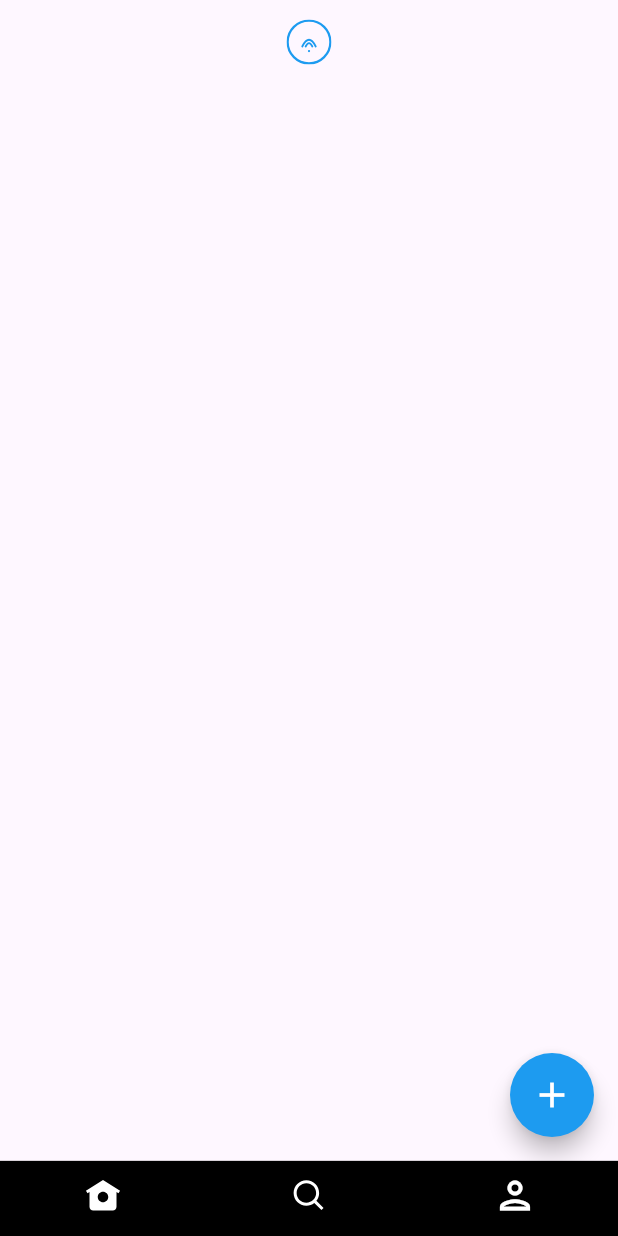
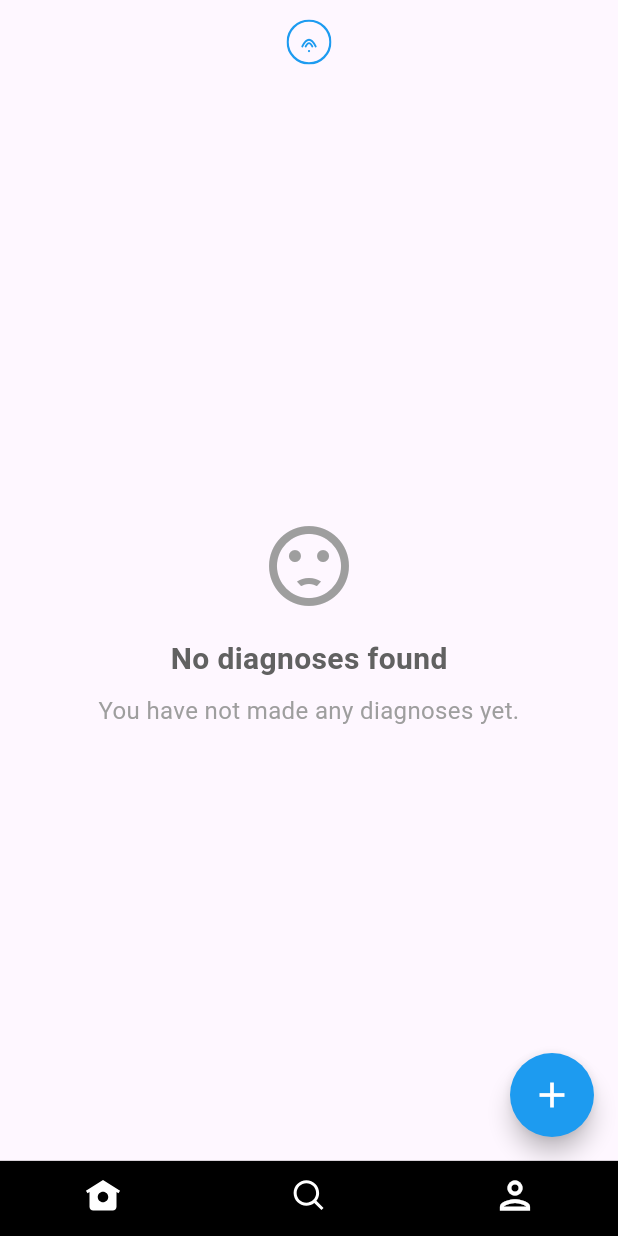
Before and after one commit to ahmedsilinii/breathing_analysis_app, a Flutter app: the HomeView screen opened directly, on a phone screen of 412 x 824 dp. Run offline on Flutter 3.47's test engine with Material 3 defaults, Android fonts, the light colour scheme and no system bars; our stand-ins replace appwrite, file_picker, flutter_dotenv, flutter_riverpod, flutter_svg, font_awesome_flutter and 2 more; missing offline and left inert: record; statements that could not run were skipped.

Commit message:
refactored code

```diff
--- a/lib/constants/ui_constants.dart
+++ b/lib/constants/ui_constants.dart
@@ -1,5 +1,5 @@
 import 'package:breathing_analysis_app/constants/constants.dart';
-import 'package:breathing_analysis_app/features/diagnosis/widgets/diagnoses_list.dart';
+import 'package:breathing_analysis_app/features/diagnosis/views/diagnoses_list.dart';
 import 'package:breathing_analysis_app/theme/palette.dart';
 import 'package:flutter/material.dart';
 import 'package:flutter_svg/svg.dart';
--- /dev/null
+++ b/lib/features/diagnosis/views/diagnoses_list.dart
@@ -0,0 +1,86 @@
+import 'package:breathing_analysis_app/common/loading_page.dart';
+import 'package:breathing_analysis_app/features/diagnosis/controller/diagnosis_controller.dart';
+import 'package:breathing_analysis_app/features/diagnosis/views/diagnosis_details.dart';
+import 'package:breathing_analysis_app/features/diagnosis/widgets/diagnosis_card.dart';
+import 'package:flutter/material.dart';
+import 'package:flutter_riverpod/flutter_riverpod.dart';
+
+class DiagnosesList extends ConsumerWidget {
+  const DiagnosesList({super.key});
+
+  @override
+  Widget build(BuildContext context, WidgetRef ref) {
+    return ref.watch(getUserDiagnosesProvider).when(
+      data: (diagnoses) {
+      if (diagnoses.isEmpty) {
+        return Center(
+        child: Column(
+          mainAxisAlignment: MainAxisAlignment.center,
+          children: [
+          Icon(Icons.sentiment_dissatisfied, size: 64, color: Colors.grey),
+          const SizedBox(height: 16),
+          Text(
+            'No diagnoses found',
+            style: TextStyle(
+            fontSize: 20,
+            color: Colors.grey[700],
+            fontWeight: FontWeight.w600,
+            ),
+          ),
+          const SizedBox(height: 8),
+          Text(
+            'You have not made any diagnoses yet.',
+            style: TextStyle(
+            fontSize: 16,
+            color: Colors.grey[500],
+            ),
+            textAlign: TextAlign.center,
+          ),
+          ],
+        ),
+        );
+      }
+      return Column(
+        crossAxisAlignment: CrossAxisAlignment.start,
+        children: [
+        const Padding(
+          padding: EdgeInsets.all(16.0),
+          child: Text(
+          'Your Previous Diagnoses',
+          style: TextStyle(
+            fontSize: 20,
+            fontWeight: FontWeight.bold,
+          ),
+          ),
+        ),
+        Expanded(
+          child: ListView.builder(
+          reverse: true,
+          itemCount: diagnoses.length,
+          itemBuilder: (context, index) {
+            final diagnosis = diagnoses[index];
+            return DiagnosisCard(
+            diagnosis: diagnosis,
+            onTap: () {
+              Navigator.push(
+              context,
+              MaterialPageRoute(
+                builder: (context) =>
+                  DiagnosisDetails(diagnosis: diagnosis),
+              ),
+              );
+            },
+            );
+          },
+          ),
+        ),
+        ],
+      );
+      },
+      error: (err, stack) {
+      return Center(child: Text('Error: $err'));
+      },
+      loading: () => const Loader(),
+    );
+}
+}
--- a/lib/features/diagnosis/widgets/diagnoses_list.dart
+++ /dev/null
@@ -1,43 +0,0 @@
-import 'package:breathing_analysis_app/common/loading_page.dart';
-import 'package:breathing_analysis_app/features/diagnosis/controller/diagnosis_controller.dart';
-import 'package:breathing_analysis_app/features/diagnosis/views/diagnosis_details.dart';
-import 'package:breathing_analysis_app/features/diagnosis/widgets/diagnosis_card.dart';
-import 'package:flutter/material.dart';
-import 'package:flutter_riverpod/flutter_riverpod.dart';
-
-class DiagnosesList extends ConsumerWidget {
-  const DiagnosesList({super.key});
-
-  @override
-  Widget build(BuildContext context, WidgetRef ref) {
-    return ref
-        .watch(getUserDiagnosesProvider)
-        .when(
-          data:
-              (diagnoses) => ListView.builder(
-                reverse: true,
-                itemCount: diagnoses.length,
-                itemBuilder: (context, index) {
-                  final diagnosis = diagnoses[index];
-                  return DiagnosisCard(
-                    diagnosis: diagnosis,
-                    onTap: () {
-                      Navigator.push(
-                        context,
-                        MaterialPageRoute(
-                          builder:
-                              (context) =>
-                                  DiagnosisDetails(diagnosis: diagnosis),
-                        ),
-                      );
-                    },
-                  );
-                },
-              ),
-          error: (err, stack) {
-            return Center(child: Text('Error: $err'));
-          },
-          loading: () => const Loader(),
-        );
-  }
-}
```
